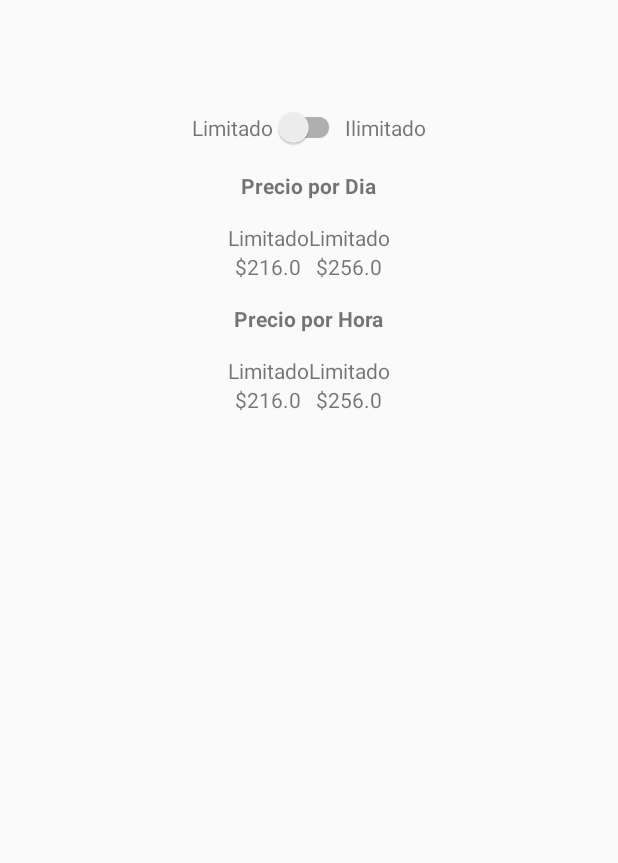
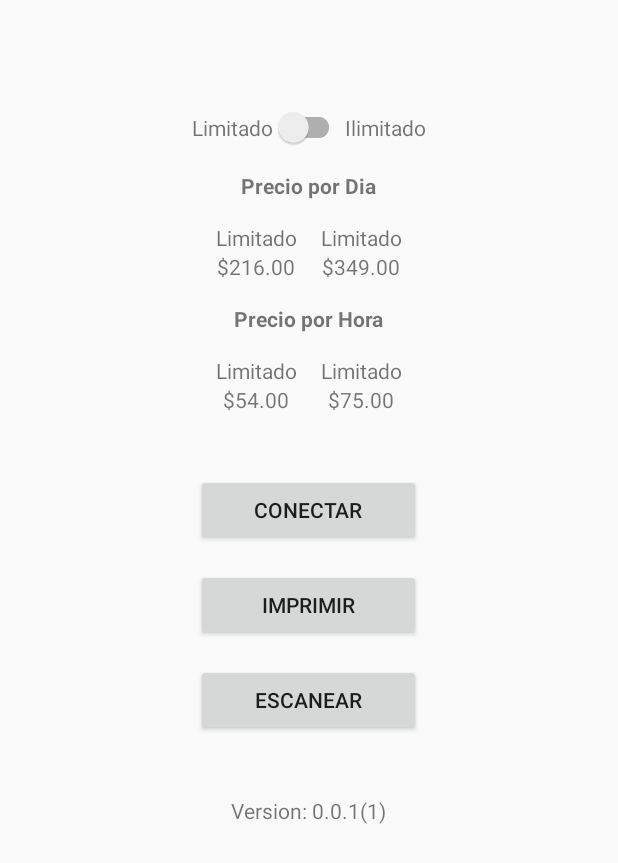
Before and after one commit to migue19/PrintTicket-Android, an Android app built with Jetpack Compose: the layout activity_main.xml on its own in the app's theme, with its tools: preview values and no code run, on a phone screen of 412 x 824 dp. Shown: the top 863 px of the screen. Run offline under Robolectric (Android 15) with nearby library versions, the phone set to English and light mode, and no system bars.

Commit message:
add buttons

```diff
--- a/app/src/main/res/layout/activity_main.xml
+++ b/app/src/main/res/layout/activity_main.xml
@@ -53,11 +53,13 @@
                 <TextView
                     android:layout_width="wrap_content"
                     android:layout_height="wrap_content"
+                    android:layout_marginHorizontal="8dp"
                     android:text="Limitado" />
                 <TextView
                     android:layout_width="wrap_content"
                     android:layout_height="wrap_content"
-                    android:text="$216.0" />
+                    android:layout_marginHorizontal="8dp"
+                    android:text="$216.00" />
             </LinearLayout>
             <LinearLayout xmlns:android="http://schemas.android.com/apk/res/android"
                 android:layout_width="wrap_content"
@@ -67,11 +69,13 @@
                 <TextView
                     android:layout_width="wrap_content"
                     android:layout_height="wrap_content"
+                    android:layout_marginHorizontal="8dp"
                     android:text="Limitado" />
                 <TextView
                     android:layout_width="wrap_content"
                     android:layout_height="wrap_content"
-                    android:text="$256.0" />
+                    android:layout_marginHorizontal="8dp"
+                    android:text="$349.00" />
             </LinearLayout>
         </LinearLayout>
 
@@ -97,11 +101,13 @@
                 <TextView android:id="@+id/text4"
                     android:layout_width="wrap_content"
                     android:layout_height="wrap_content"
+                    android:layout_marginHorizontal="8dp"
                     android:text="Limitado" />
                 <TextView android:id="@+id/text5"
                     android:layout_width="wrap_content"
                     android:layout_height="wrap_content"
-                    android:text="$216.0" />
+                    android:layout_marginHorizontal="8dp"
+                    android:text="$54.00" />
             </LinearLayout>
             <LinearLayout xmlns:android="http://schemas.android.com/apk/res/android"
                 android:layout_width="wrap_content"
@@ -111,13 +117,39 @@
                 <TextView android:id="@+id/text6"
                     android:layout_width="wrap_content"
                     android:layout_height="wrap_content"
+                    android:layout_marginHorizontal="8dp"
                     android:text="Limitado" />
                 <TextView android:id="@+id/text7"
                     android:layout_width="wrap_content"
                     android:layout_height="wrap_content"
-                    android:text="$256.0" />
+                    android:layout_marginHorizontal="8dp"
+                    android:text="$75.00" />
             </LinearLayout>
         </LinearLayout>
+        <Button
+            android:layout_width="150dp"
+            android:layout_height="wrap_content"
+            android:layout_marginTop="40dp"
+            android:text="conectar"
+            />
+        <Button
+            android:layout_width="150dp"
+            android:layout_marginTop="15dp"
+            android:layout_height="wrap_content"
+            android:text="imprimir"
+            />
+        <Button
+            android:layout_width="150dp"
+            android:layout_height="wrap_content"
+            android:layout_marginTop="15dp"
+            android:text="escanear"
+            />
+
+        <TextView
+            android:layout_width="wrap_content"
+            android:layout_height="wrap_content"
+            android:layout_marginTop="40dp"
+            android:text="Version: 0.0.1(1)" />
 
     </LinearLayout>
 </androidx.coordinatorlayout.widget.CoordinatorLayout>
```
